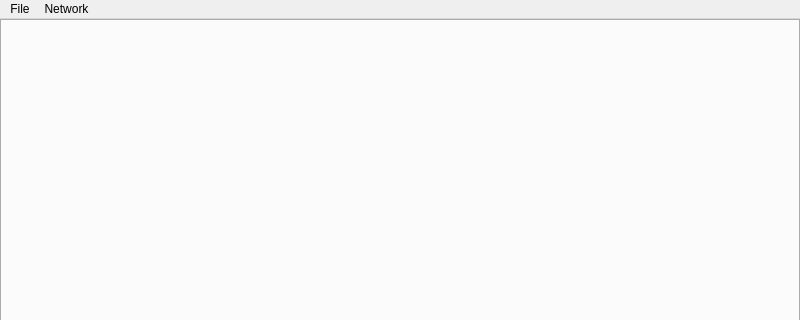
Before: the Qt Designer form Graffik/gui/mainwindow.ui in DynamicPerception/Graffik_Legacy, drawn with Qt 5; both pictures show x 0 to 800 and y 0 to 320 of the 800 by 600 pixel window.
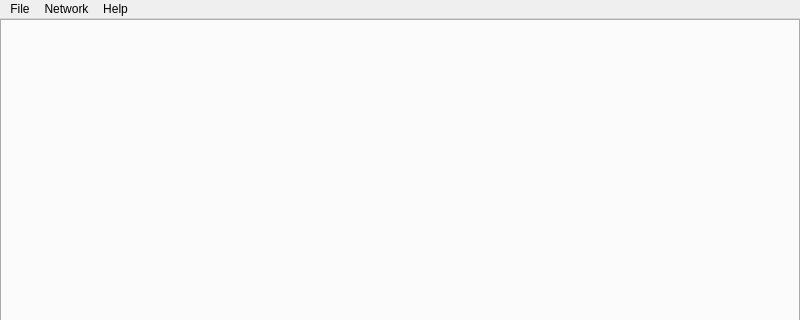
After: the same form once the commit is applied.

Commit message: * Added online help * Added program icon

```diff
--- a/Graffik/gui/mainwindow.ui
+++ b/Graffik/gui/mainwindow.ui
@@ -55,8 +55,16 @@
     <addaction name="actionAdd_Bus"/>
     <addaction name="actionAdd_Device"/>
    </widget>
+   <widget class="QMenu" name="menuHelp">
+    <property name="title">
+     <string>Help</string>
+    </property>
+    <addaction name="actionHelp_Contents"/>
+    <addaction name="actionAbout_Graffik"/>
+   </widget>
    <addaction name="menuFile"/>
    <addaction name="menuNetwork"/>
+   <addaction name="menuHelp"/>
   </widget>
   <action name="actionExit">
    <property name="text">
```
Left out of the diff: 28 changed lines with no effect on the pictures. The commit also changes 26 other files.
